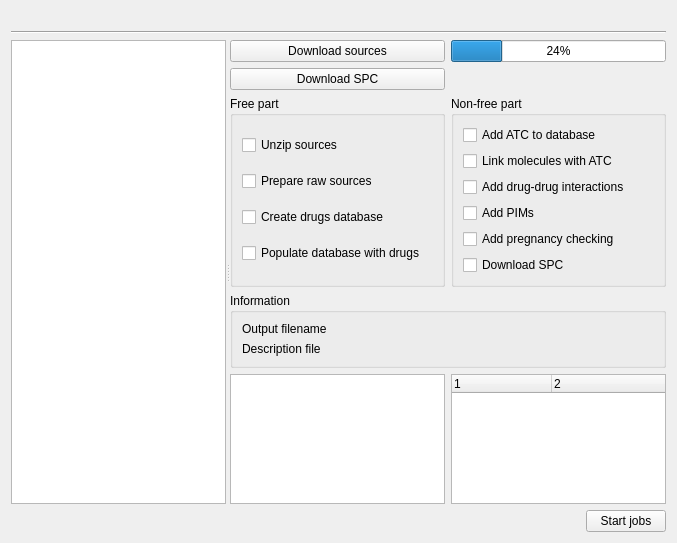
Before: the Qt Designer form freeddimanager/plugins/drugsdbplugin/imode/drugsdbmodewidget.ui in filianhouse/freemedforms, drawn with Qt 5.
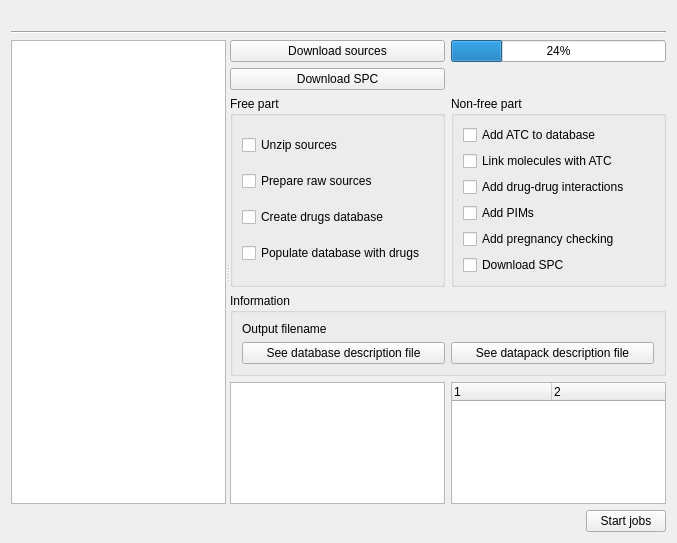
After: the same form once the commit is applied.

```diff
--- a/freeddimanager/plugins/drugsdbplugin/imode/drugsdbmodewidget.ui
+++ b/freeddimanager/plugins/drugsdbplugin/imode/drugsdbmodewidget.ui
@@ -131,7 +131,32 @@
           <string>Information</string>
          </property>
          <layout class="QGridLayout" name="gridLayout">
-          <item row="0" column="0">
+          <item row="2" column="0" colspan="2">
+           <layout class="QHBoxLayout" name="horizontalLayout">
+            <item>
+             <widget class="QPushButton" name="seeDbDescription">
+              <property name="text">
+               <string>See database description file</string>
+              </property>
+             </widget>
+            </item>
+            <item>
+             <widget class="QPushButton" name="seeDatapackDescription">
+              <property name="text">
+               <string>See datapack description file</string>
+              </property>
+             </widget>
+            </item>
+           </layout>
+          </item>
+          <item row="1" column="1">
+           <widget class="QLabel" name="output">
+            <property name="text">
+             <string notr="true"/>
+            </property>
+           </widget>
+          </item>
+          <item row="1" column="0">
            <widget class="QLabel" name="label">
             <property name="sizePolicy">
              <sizepolicy hsizetype="Fixed" vsizetype="Preferred">
@@ -144,27 +169,6 @@
             </property>
            </widget>
           </item>
-          <item row="0" column="1">
-           <widget class="QLabel" name="output">
-            <property name="text">
-             <string notr="true"/>
-            </property>
-           </widget>
-          </item>
-          <item row="1" column="0">
-           <widget class="QLabel" name="label_2">
-            <property name="text">
-             <string>Description file</string>
-            </property>
-           </widget>
-          </item>
-          <item row="1" column="1">
-           <widget class="QLabel" name="descriptionFile">
-            <property name="text">
-             <string notr="true"/>
-            </property>
-           </widget>
-          </item>
          </layout>
         </widget>
        </item>
```
